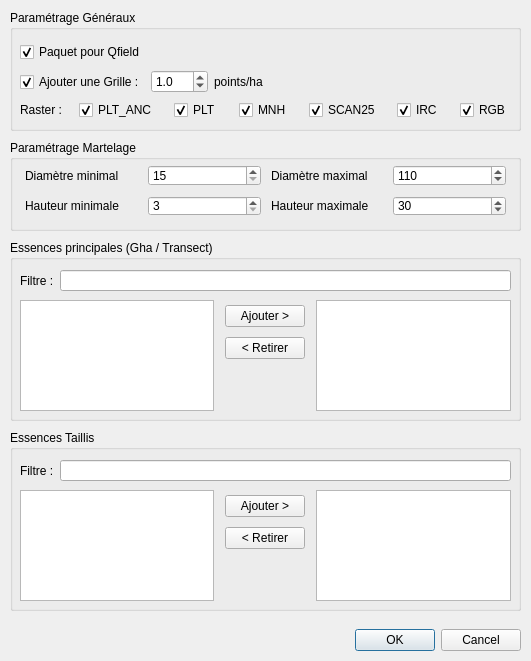
Before: the Qt Designer form dialogs/expertise_create/expertise_create.ui in paul-carteron/Qracines, drawn with Qt 5.
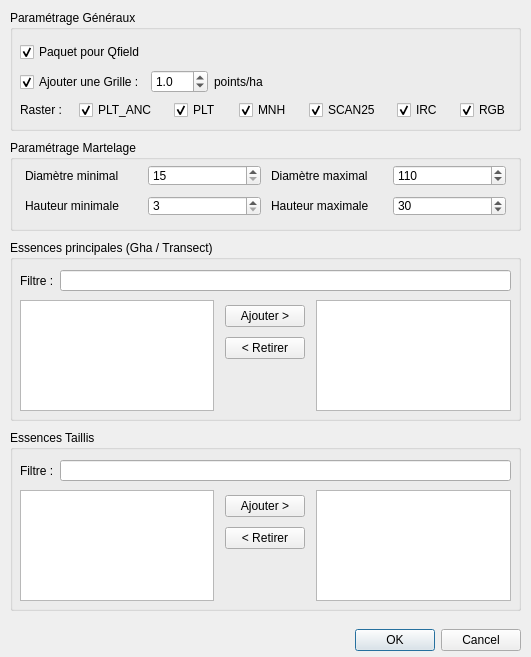
After: the same form once the commit is applied. Custom widgets are drawn as their Qt base class.

```diff
--- a/dialogs/expertise_create/expertise_create.ui
+++ b/dialogs/expertise_create/expertise_create.ui
@@ -7,7 +7,7 @@
     <x>0</x>
     <y>0</y>
     <width>531</width>
-    <height>661</height>
+    <height>657</height>
    </rect>
   </property>
   <property name="windowTitle">
```
Left out of the diff: 2 changed lines with no effect on the pictures.
